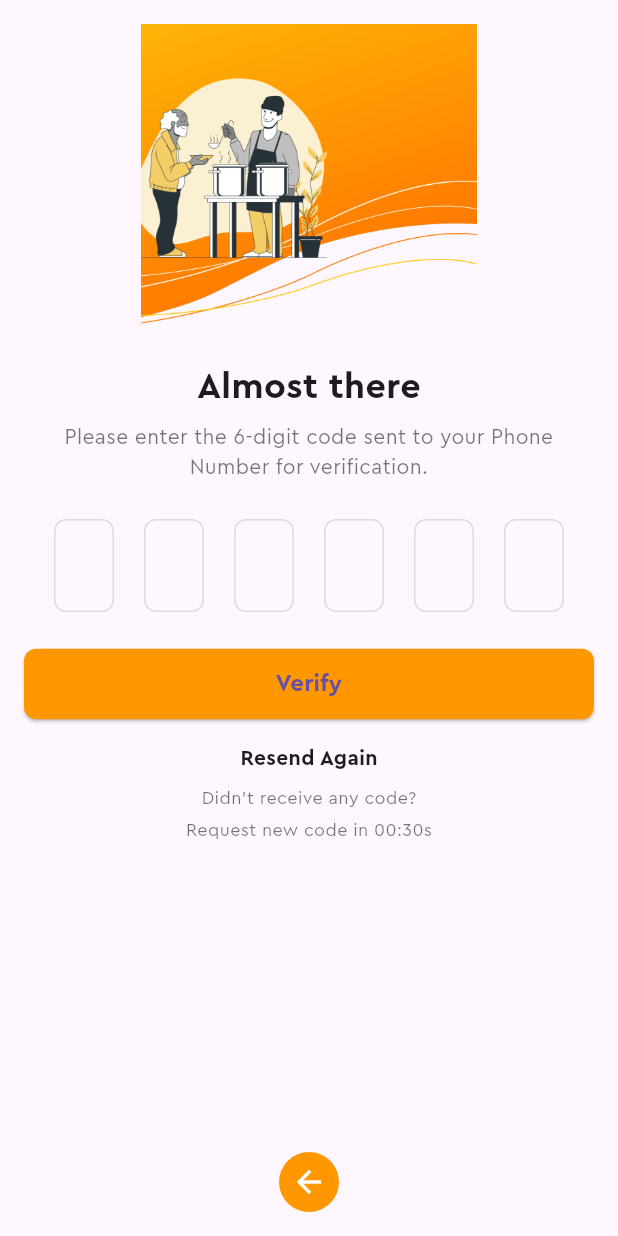
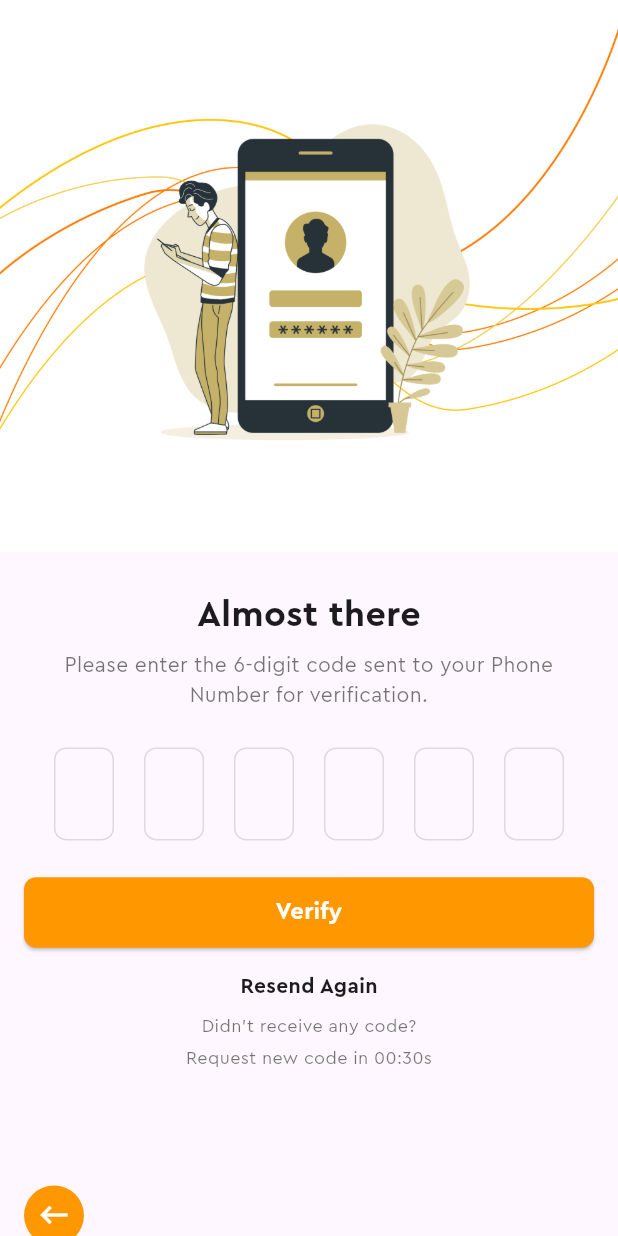
Before and after one commit to SohamNDalvi/tyfinalproject, a Flutter app: the OTPValidationScreen screen opened directly, on a phone screen of 412 x 824 dp. Run offline on Flutter 3.47's test engine with Material 3 defaults, Android fonts, the phone set to English and light mode, and no system bars; our stand-ins replace carousel_slider, dots_indicator, flutter_svg.

Commit message:
session_final_one_ui_for_User

```diff
--- a/lib/account_screen.dart
+++ b/lib/account_screen.dart
@@ -15,7 +15,9 @@ class AccountScreen extends StatelessWidget {
         elevation: 0,
         leading: IconButton(
           icon: const Icon(Icons.arrow_back, color: Colors.black),
-          onPressed: () {},
+          onPressed: () {
+            Navigator.pop(context); // Navigates back to the previous page
+          },
         ),
       ),
       body: SingleChildScrollView(
--- a/lib/otp_validation_screen.dart
+++ b/lib/otp_validation_screen.dart
@@ -1,31 +1,47 @@
 import 'package:flutter/material.dart';
 import 'get_details.dart';
 
-class OTPValidationScreen extends StatelessWidget {
+class OTPValidationScreen extends StatefulWidget {
   const OTPValidationScreen({super.key});
+
+  @override
+  _OTPValidationScreenState createState() => _OTPValidationScreenState();
+}
+
+class _OTPValidationScreenState extends State<OTPValidationScreen> {
+  final List<TextEditingController> _controllers = List.generate(6, (_) => TextEditingController());
+  final List<FocusNode> _focusNodes = List.generate(6, (_) => FocusNode());
+
+  @override
+  void dispose() {
+    for (var controller in _controllers) {
+      controller.dispose();
+    }
+    for (var focusNode in _focusNodes) {
+      focusNode.dispose();
+    }
+    super.dispose();
+  }
 
   @override
   Widget build(BuildContext context) {
     return Scaffold(
-      resizeToAvoidBottomInset: true, // Adjust for keyboard
-      body: SafeArea(
-        child: Column(
-          mainAxisAlignment: MainAxisAlignment.spaceBetween,
-          children: [
-            // Top Content
-            Expanded(
-              child: SingleChildScrollView(
-                child: Padding(
-                  padding: const EdgeInsets.symmetric(horizontal: 16.0),
+      resizeToAvoidBottomInset: true, // Ensure the body adjusts when the keyboard opens
+      body: SingleChildScrollView(  // Wrap content in a scrollable view
         child: Column(
           crossAxisAlignment: CrossAxisAlignment.center,
           children: [
-                      const SizedBox(height: 16.0),
-                      // Illustration
+            // Illustration - Full width, no padding for the image
             Image.asset(
-                        'assets/login_illustration.png',
-                        height: 200,
+              'assets/images/validate_illustration.png',
+              width: MediaQuery.of(context).size.width, // Full width
+              fit: BoxFit.cover, // Ensure it covers the full width
             ),
+            Padding(
+              padding: const EdgeInsets.symmetric(horizontal: 16.0), // Padding for the content except image
+              child: Column(
+                crossAxisAlignment: CrossAxisAlignment.center,
+                children: [
                   const SizedBox(height: 24.0),
                   // Title
                   const Text(
@@ -55,6 +71,8 @@ class OTPValidationScreen extends StatelessWidget {
                       return SizedBox(
                         width: 40,
                         child: TextFormField(
+                          controller: _controllers[index],
+                          focusNode: _focusNodes[index],
                           maxLength: 1,
                           textAlign: TextAlign.center,
                           keyboardType: TextInputType.number,
@@ -63,6 +81,16 @@ class OTPValidationScreen extends StatelessWidget {
                             fontWeight: FontWeight.bold,
                             fontFamily: 'cerapro',
                           ),
+                          onChanged: (value) {
+                            // Automatically move to next field when a value is entered
+                            if (value.length == 1 && index < 5) {
+                              FocusScope.of(context).requestFocus(_focusNodes[index + 1]);
+                            }
+                            // Move to previous field if the user clears the field
+                            else if (value.isEmpty && index > 0) {
+                              FocusScope.of(context).requestFocus(_focusNodes[index - 1]);
+                            }
+                          },
                           decoration: InputDecoration(
                             counterText: "", // Remove the character counter
                             enabledBorder: OutlineInputBorder(
@@ -106,6 +134,7 @@ class OTPValidationScreen extends StatelessWidget {
                           fontSize: 16,
                           fontWeight: FontWeight.bold,
                           fontFamily: 'cerapro',
+                          color: Colors.white,
                         ),
                       ),
                     ),
@@ -141,11 +170,12 @@ class OTPValidationScreen extends StatelessWidget {
                 ],
               ),
             ),
-              ),
-            ),
-            // Back Button at the Bottom
-            Padding(
-              padding: const EdgeInsets.only(bottom: 16.0),
+            // Back Button at the Bottom Left
+            const SizedBox(height: 60.0),
+            Align(
+              alignment: Alignment.bottomLeft,
+              child: Padding(
+                padding: const EdgeInsets.all(16.0),
                 child: GestureDetector(
                   onTap: () {
                     Navigator.pop(context);
@@ -157,7 +187,11 @@ class OTPValidationScreen extends StatelessWidget {
                       color: Colors.orange,
                       shape: BoxShape.circle,
                     ),
-                  child: const Icon(Icons.arrow_back, color: Colors.white),
+                    child: const Icon(
+                      Icons.keyboard_backspace, // `<` like back icon
+                      color: Colors.white,
+                    ),
+                  ),
                 ),
               ),
             ),
--- a/pubspec.yaml
+++ b/pubspec.yaml
@@ -72,6 +72,8 @@ flutter:
     - assets/images/sponsor_banner6.png
     - assets/images/donor_avatar.png
     - assets/images/illustration.png
+    - assets/images/validate_illustration.png
+    - assets/images/Account_creation_illustration.png
     - assets/images/verified_icon.svg
     - assets/images/food_donation_background.png
     - assets/images/profile_icon.svg
```
Also changed, not shown: lib/get_details.dart (+23 -29 lines), lib/home_screen.dart (+27 -9 lines), assets/images/Account_creation_illustration.png (added), assets/images/validate_illustration.png (added). Lines whose indentation alone changed are shown as unchanged.
